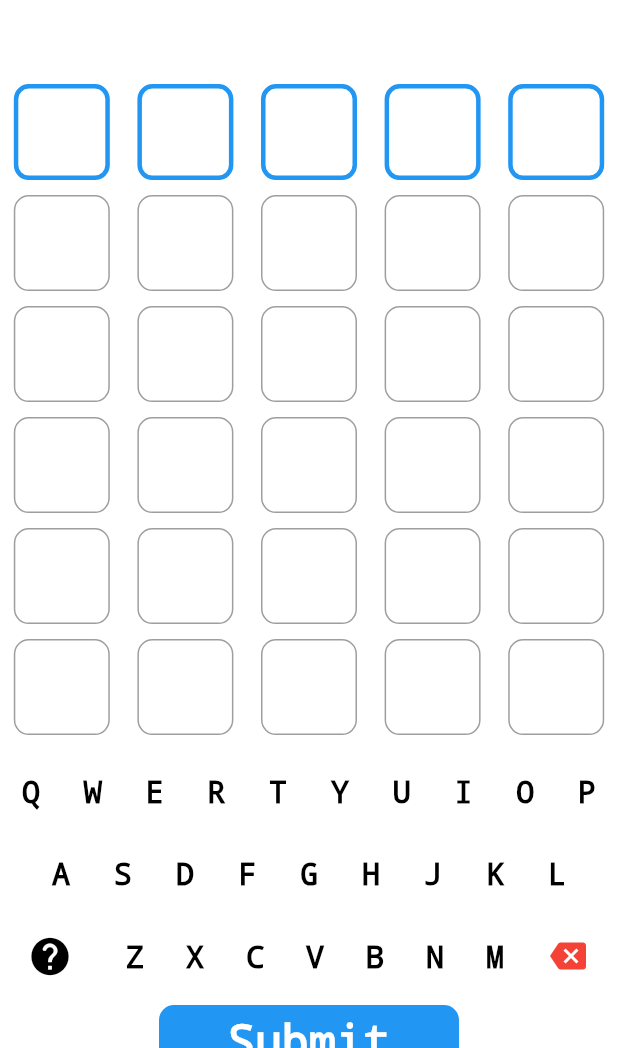
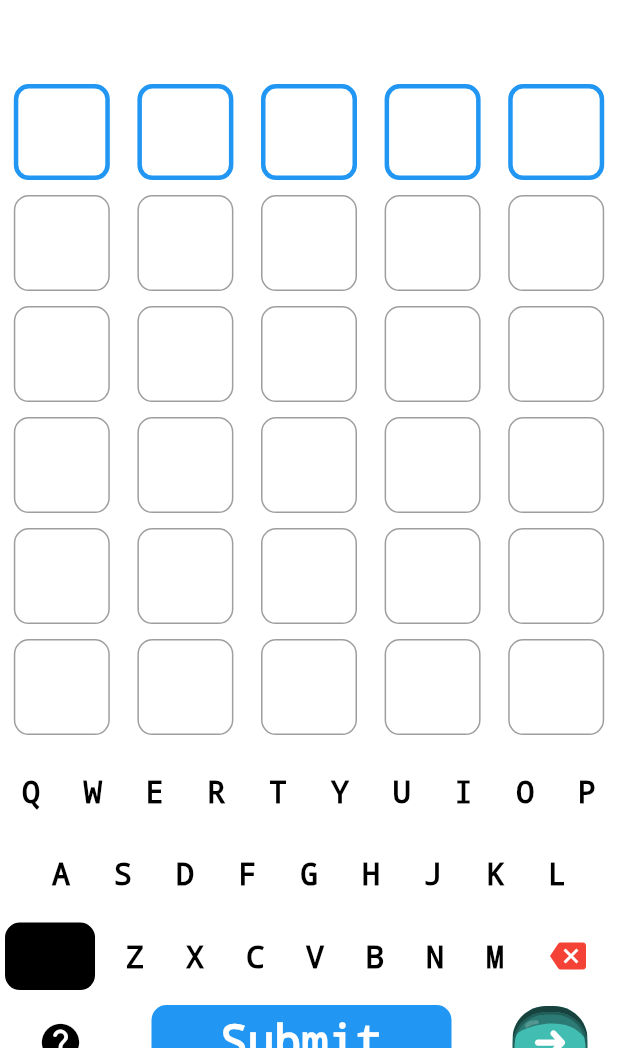
Before and after one commit to hieuttblackpink/wordle_game, a Flutter app: the screen it shows after launch, after a tap on "PLAY", on a phone screen of 412 x 824 dp, the part 188-1236 px from its top. Run offline on Flutter 3.47's test engine with Material 3 defaults, Android fonts, the light colour scheme and no system bars; our stand-ins replace awesome_dialog, dio, flutter_svg, freezed_annotation.

Commit message:
add random seed, add next button

```diff
--- a/lib/resources/network/interceptor.dart
+++ b/lib/resources/network/interceptor.dart
@@ -128,6 +128,7 @@ class Logging extends Interceptor {
   @override
   void onRequest(RequestOptions options, RequestInterceptorHandler handler) {
     debugPrint("REQUEST[${options.method}] => PATH: ${options.path}");
+    debugPrint("Params: ${options.queryParameters}");
     return super.onRequest(options, handler);
   }
 
--- a/lib/resources/provider/wordle_game_provider.dart
+++ b/lib/resources/provider/wordle_game_provider.dart
@@ -1,3 +1,5 @@
+import 'dart:math';
+
 import 'package:flutter/foundation.dart';
 import 'package:votee_mobile_coding_interview_project/resources/models/wordle/letter_model.dart';
 import 'package:votee_mobile_coding_interview_project/resources/models/wordle/wordle_guess_model.dart';
@@ -7,9 +9,12 @@ import 'package:votee_mobile_coding_interview_project/utils/app_enum.dart';
 
 class WordleGameProvider extends ChangeNotifier {
   WordleGuessWordRepo repo = WordleGuessWordRepoImpl();
+  Random r = Random();
 
   int rowId = 0;
   int letterId = 0;
+
+  int seedWord = 1234;
 
   String wordleMessage = "";
   String wordleGuess = "";
@@ -21,7 +26,10 @@ class WordleGameProvider extends ChangeNotifier {
 
   Map<String, String> mappingLetterStatus = {};
 
-  void initWordleGame() {}
+  void initWordleGame() {
+    seedWord = r.nextInt(9999);
+    notifyListeners();
+  }
 
   void insertLetterToWord({required String letter}) {
     if (wordleGameStatus == WordleGameStatus.won || wordleGameStatus == WordleGameStatus.lost) {
@@ -61,7 +69,7 @@ class WordleGameProvider extends ChangeNotifier {
     }
 
     try {
-      final response = await repo.guessWord(word: guess);
+      final response = await repo.guessWord(word: guess, seed: seedWord);
       int countCorrect = 0;
       for (WordleGuess wordleGuess in response?.data ?? []) {
         wordleBoardList[rowId][wordleGuess.slot ?? 0].status = wordleGuess.result ?? "none";
@@ -94,6 +102,7 @@ class WordleGameProvider extends ChangeNotifier {
   }
 
   void resetGame() {
+    seedWord = r.nextInt(9999);
     wordleBoardList = List.generate(
         6, (index) => List.generate(5, (index) => LetterModel(letter: "", status: "none")));
     rowId = 0;
--- a/lib/resources/repository/abstract/wordle_guess_word_repo.dart
+++ b/lib/resources/repository/abstract/wordle_guess_word_repo.dart
@@ -1,5 +1,5 @@
 import 'package:votee_mobile_coding_interview_project/resources/models/wordle/wordle_guess_model.dart';
 
 abstract class WordleGuessWordRepo {
-  Future<WordleGuessModel?> guessWord({required String word});
+  Future<WordleGuessModel?> guessWord({required String word, int? seed});
 }
--- a/lib/resources/repository/implement/wordle_guess_word_repo_impl.dart
+++ b/lib/resources/repository/implement/wordle_guess_word_repo_impl.dart
@@ -7,11 +7,11 @@ import 'package:votee_mobile_coding_interview_project/utils/app_enum.dart';
 
 class WordleGuessWordRepoImpl implements WordleGuessWordRepo {
   @override
-  Future<WordleGuessModel?> guessWord({required String word}) async {
+  Future<WordleGuessModel?> guessWord({required String word, int? seed}) async {
     NetworkResponseModel? response = await NetworkApi().networkCall(
         apiPath: ApiPath.guessRandom,
         requestType: NetworkRequestType.get,
-        querryParams: {"guess": word, "seed": 1234});
+        querryParams: {"guess": word, "seed": seed ?? 1234});
     WordleGuessModel? wordleGuessModel;
     response?.maybeWhen(
       success: (data) {
--- a/lib/widgets/help_screen/helper_button.dart
+++ b/lib/widgets/help_screen/helper_button.dart
@@ -15,7 +15,7 @@ class WordleGameHelpButton extends StatelessWidget {
         width: 200,
         decoration: BoxDecoration(
           borderRadius: BorderRadius.circular(10),
-          color: kGreenColor,
+          color: kBlueColor,
         ),
         alignment: Alignment.center,
         child: const Text(
--- a/lib/widgets/main_screen/wordle_game_keyboard.dart
+++ b/lib/widgets/main_screen/wordle_game_keyboard.dart
@@ -1,7 +1,6 @@
 import 'package:flutter/material.dart';
 import 'package:provider/provider.dart';
 import 'package:votee_mobile_coding_interview_project/resources/provider/wordle_game_provider.dart';
-import 'package:votee_mobile_coding_interview_project/screen/wordle_game_help_screen.dart';
 import 'package:votee_mobile_coding_interview_project/utils/app_colors.dart';
 
 class WordleGameKeyboard extends StatefulWidget {
@@ -46,16 +45,13 @@ class _WordleGameKeyboardState extends State<WordleGameKeyboard> {
             mainAxisAlignment: MainAxisAlignment.spaceAround,
             children: [
               GestureDetector(
-                onTap: () {
-                  Navigator.of(context)
-                      .push(MaterialPageRoute(builder: (context) => const WordleGameHelp()));
-                },
+                onTap: () {},
                 child: Container(
                     width: 60,
                     height: 45,
                     padding: const EdgeInsets.all(5),
                     decoration:
-                        BoxDecoration(color: kWhiteColor, borderRadius: BorderRadius.circular(10)),
+                        BoxDecoration(color: kBlackColor, borderRadius: BorderRadius.circular(10)),
                     alignment: Alignment.center,
                     child: const Icon(
                       Icons.help_rounded,
--- a/lib/widgets/main_screen/wordle_game_submit.dart
+++ b/lib/widgets/main_screen/wordle_game_submit.dart
@@ -2,8 +2,10 @@
 
 import 'package:awesome_dialog/awesome_dialog.dart';
 import 'package:flutter/material.dart';
+import 'package:flutter_svg/svg.dart';
 import 'package:provider/provider.dart';
 import 'package:votee_mobile_coding_interview_project/resources/provider/wordle_game_provider.dart';
+import 'package:votee_mobile_coding_interview_project/screen/wordle_game_help_screen.dart';
 import 'package:votee_mobile_coding_interview_project/utils/app_colors.dart';
 import 'package:votee_mobile_coding_interview_project/utils/app_enum.dart';
 
@@ -19,7 +21,27 @@ class _WordleGameSubmitState extends State<WordleGameSubmit> {
   Widget build(BuildContext context) {
     return Consumer<WordleGameProvider>(
       builder: (ctx, gameProvider, child) {
-        return GestureDetector(
+        return Row(
+          mainAxisAlignment: MainAxisAlignment.spaceAround,
+          children: [
+            GestureDetector(
+              onTap: () {
+                Navigator.of(context)
+                    .push(MaterialPageRoute(builder: (context) => const WordleGameHelp()));
+              },
+              child: Container(
+                  width: 40,
+                  height: 40,
+                  decoration:
+                      BoxDecoration(color: kWhiteColor, borderRadius: BorderRadius.circular(20)),
+                  alignment: Alignment.center,
+                  child: const Icon(
+                    Icons.help_rounded,
+                    color: kBlackColor,
+                    size: 30,
+                  )),
+            ),
+            GestureDetector(
               onTap: () async {
                 await gameProvider.guessWord();
                 if (gameProvider.networkStatus == NetworkResponseType.error) {
@@ -45,6 +67,25 @@ class _WordleGameSubmitState extends State<WordleGameSubmit> {
                         ),
                       ),
               ),
+            ),
+            GestureDetector(
+              onTap: () async {
+                gameProvider.resetGame();
+              },
+              child: Container(
+                height: 50,
+                width: 50,
+                alignment: Alignment.center,
+                child: RotationTransition(
+                  turns: const AlwaysStoppedAnimation(180 / 360),
+                  child: SvgPicture.asset(
+                    "assets/next.svg",
+                    fit: BoxFit.fill,
+                  ),
+                ),
+              ),
+            ),
+          ],
         );
       },
     );
--- a/pubspec.yaml
+++ b/pubspec.yaml
@@ -40,6 +40,7 @@ dependencies:
   freezed_annotation: ^2.4.4
   json_annotation: ^4.9.0
   awesome_dialog: ^3.2.1
+  flutter_svg: ^2.0.10+1
 
 dev_dependencies:
   flutter_test:
@@ -67,9 +68,8 @@ flutter:
   uses-material-design: true
 
   # To add assets to your application, add an assets section, like this:
-  # assets:
-  #   - images/a_dot_burr.jpeg
-  #   - images/a_dot_ham.jpeg
+  assets:
+     - assets/
 
   # An image asset can refer to one or more resolution-specific "variants", see
   # https://flutter.dev/assets-and-images/#resolution-aware
```
Also changed, not shown: assets/next.svg (added), pubspec.lock. Lines whose indentation alone changed are shown as unchanged.
